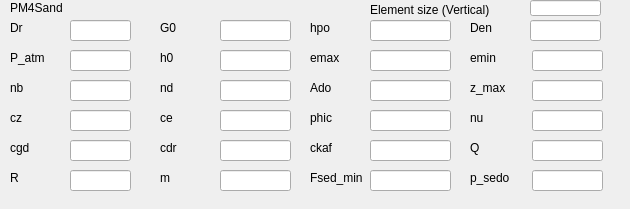
This is UI/PM4Sand.ui in NHERI-SimCenter/s3hark as Qt 5 draws it before an edit. The edited form follows.
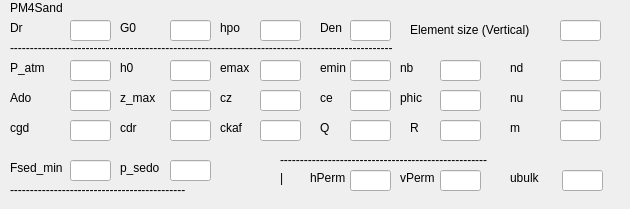
This is the edited form.

```diff
--- a/UI/PM4Sand.ui
+++ b/UI/PM4Sand.ui
@@ -31,7 +31,7 @@
     <rect>
      <x>10</x>
      <y>20</y>
-     <width>59</width>
+     <width>31</width>
      <height>16</height>
     </rect>
    </property>
@@ -43,8 +43,8 @@
    <property name="geometry">
     <rect>
      <x>10</x>
-     <y>50</y>
-     <width>59</width>
+     <y>60</y>
+     <width>41</width>
      <height>16</height>
     </rect>
    </property>
@@ -55,9 +55,9 @@
   <widget class="QLabel" name="label_4">
    <property name="geometry">
     <rect>
-     <x>10</x>
-     <y>80</y>
-     <width>59</width>
+     <x>400</x>
+     <y>60</y>
+     <width>31</width>
      <height>16</height>
     </rect>
    </property>
@@ -68,9 +68,9 @@
   <widget class="QLabel" name="label_5">
    <property name="geometry">
     <rect>
-     <x>10</x>
-     <y>110</y>
-     <width>59</width>
+     <x>220</x>
+     <y>90</y>
+     <width>31</width>
      <height>16</height>
     </rect>
    </property>
@@ -82,8 +82,8 @@
    <property name="geometry">
     <rect>
      <x>10</x>
-     <y>140</y>
-     <width>59</width>
+     <y>120</y>
+     <width>31</width>
      <height>16</height>
     </rect>
    </property>
@@ -94,9 +94,9 @@
   <widget class="QLabel" name="label_7">
    <property name="geometry">
     <rect>
-     <x>10</x>
-     <y>170</y>
-     <width>59</width>
+     <x>410</x>
+     <y>120</y>
+     <width>21</width>
      <height>16</height>
     </rect>
    </property>
@@ -107,9 +107,9 @@
   <widget class="QLabel" name="label_8">
    <property name="geometry">
     <rect>
-     <x>160</x>
+     <x>120</x>
      <y>20</y>
-     <width>59</width>
+     <width>21</width>
      <height>16</height>
     </rect>
    </property>
@@ -120,9 +120,9 @@
   <widget class="QLabel" name="label_9">
    <property name="geometry">
     <rect>
-     <x>310</x>
+     <x>220</x>
      <y>20</y>
-     <width>59</width>
+     <width>31</width>
      <height>16</height>
     </rect>
    </property>
@@ -133,9 +133,9 @@
   <widget class="QLabel" name="label_10">
    <property name="geometry">
     <rect>
-     <x>470</x>
+     <x>320</x>
      <y>20</y>
-     <width>59</width>
+     <width>31</width>
      <height>16</height>
     </rect>
    </property>
@@ -148,7 +148,7 @@
     <rect>
      <x>70</x>
      <y>20</y>
-     <width>61</width>
+     <width>41</width>
      <height>21</height>
     </rect>
    </property>
@@ -156,9 +156,9 @@
   <widget class="QLineEdit" name="G0">
    <property name="geometry">
     <rect>
-     <x>220</x>
+     <x>170</x>
      <y>20</y>
-     <width>71</width>
+     <width>41</width>
      <height>21</height>
     </rect>
    </property>
@@ -166,9 +166,9 @@
   <widget class="QLineEdit" name="hpo">
    <property name="geometry">
     <rect>
-     <x>370</x>
+     <x>260</x>
      <y>20</y>
-     <width>81</width>
+     <width>41</width>
      <height>21</height>
     </rect>
    </property>
@@ -176,9 +176,9 @@
   <widget class="QLineEdit" name="Den">
    <property name="geometry">
     <rect>
-     <x>530</x>
+     <x>350</x>
      <y>20</y>
-     <width>71</width>
+     <width>41</width>
      <height>21</height>
     </rect>
    </property>
@@ -186,9 +186,9 @@
   <widget class="QLabel" name="label_11">
    <property name="geometry">
     <rect>
-     <x>160</x>
-     <y>50</y>
-     <width>59</width>
+     <x>120</x>
+     <y>60</y>
+     <width>21</width>
      <height>16</height>
     </rect>
    </property>
@@ -199,9 +199,9 @@
   <widget class="QLabel" name="label_12">
    <property name="geometry">
     <rect>
-     <x>160</x>
-     <y>80</y>
-     <width>59</width>
+     <x>510</x>
+     <y>60</y>
+     <width>31</width>
      <height>16</height>
     </rect>
    </property>
@@ -212,9 +212,9 @@
   <widget class="QLabel" name="label_13">
    <property name="geometry">
     <rect>
-     <x>160</x>
-     <y>110</y>
-     <width>59</width>
+     <x>320</x>
+     <y>90</y>
+     <width>31</width>
      <height>16</height>
     </rect>
    </property>
@@ -225,9 +225,9 @@
   <widget class="QLabel" name="label_14">
    <property name="geometry">
     <rect>
-     <x>160</x>
-     <y>140</y>
-     <width>59</width>
+     <x>120</x>
+     <y>120</y>
+     <width>21</width>
      <height>16</height>
     </rect>
    </property>
@@ -238,9 +238,9 @@
   <widget class="QLabel" name="label_15">
    <property name="geometry">
     <rect>
-     <x>160</x>
-     <y>170</y>
-     <width>59</width>
+     <x>510</x>
+     <y>120</y>
+     <width>31</width>
      <height>16</height>
     </rect>
    </property>
@@ -251,9 +251,9 @@
   <widget class="QLabel" name="label_16">
    <property name="geometry">
     <rect>
-     <x>310</x>
-     <y>50</y>
-     <width>59</width>
+     <x>220</x>
+     <y>60</y>
+     <width>41</width>
      <height>16</height>
     </rect>
    </property>
@@ -264,9 +264,9 @@
   <widget class="QLabel" name="label_17">
    <property name="geometry">
     <rect>
-     <x>310</x>
-     <y>80</y>
-     <width>59</width>
+     <x>10</x>
+     <y>90</y>
+     <width>41</width>
      <height>16</height>
     </rect>
    </property>
@@ -277,9 +277,9 @@
   <widget class="QLabel" name="label_18">
    <property name="geometry">
     <rect>
-     <x>310</x>
-     <y>110</y>
-     <width>59</width>
+     <x>400</x>
+     <y>90</y>
+     <width>31</width>
      <height>16</height>
     </rect>
    </property>
@@ -290,9 +290,9 @@
   <widget class="QLabel" name="label_19">
    <property name="geometry">
     <rect>
-     <x>310</x>
-     <y>140</y>
-     <width>59</width>
+     <x>220</x>
+     <y>120</y>
+     <width>31</width>
      <height>16</height>
     </rect>
    </property>
@@ -303,8 +303,8 @@
   <widget class="QLabel" name="label_20">
    <property name="geometry">
     <rect>
-     <x>310</x>
-     <y>170</y>
+     <x>10</x>
+     <y>160</y>
      <width>59</width>
      <height>16</height>
     </rect>
@@ -316,9 +316,9 @@
   <widget class="QLabel" name="label_21">
    <property name="geometry">
     <rect>
-     <x>470</x>
-     <y>50</y>
-     <width>59</width>
+     <x>320</x>
+     <y>60</y>
+     <width>31</width>
      <height>16</height>
     </rect>
    </property>
@@ -329,9 +329,9 @@
   <widget class="QLabel" name="label_22">
    <property name="geometry">
     <rect>
-     <x>470</x>
-     <y>80</y>
-     <width>59</width>
+     <x>120</x>
+     <y>90</y>
+     <width>41</width>
      <height>16</height>
     </rect>
    </property>
@@ -342,9 +342,9 @@
   <widget class="QLabel" name="label_23">
    <property name="geometry">
     <rect>
-     <x>470</x>
-     <y>110</y>
-     <width>59</width>
+     <x>510</x>
+     <y>90</y>
+     <width>21</width>
      <height>16</height>
     </rect>
    </property>
@@ -355,9 +355,9 @@
   <widget class="QLabel" name="label_24">
    <property name="geometry">
     <rect>
-     <x>470</x>
-     <y>140</y>
-     <width>59</width>
+     <x>320</x>
+     <y>120</y>
+     <width>31</width>
      <height>16</height>
     </rect>
    </property>
@@ -368,8 +368,8 @@
   <widget class="QLabel" name="label_25">
    <property name="geometry">
     <rect>
-     <x>470</x>
-     <y>170</y>
+     <x>120</x>
+     <y>160</y>
      <width>59</width>
      <height>16</height>
     </rect>
@@ -382,8 +382,8 @@
    <property name="geometry">
     <rect>
      <x>70</x>
-     <y>50</y>
-     <width>61</width>
+     <y>60</y>
+     <width>41</width>
      <height>21</height>
     </rect>
    </property>
@@ -391,9 +391,9 @@
   <widget class="QLineEdit" name="nb">
    <property name="geometry">
     <rect>
-     <x>70</x>
-     <y>80</y>
-     <width>61</width>
+     <x>440</x>
+     <y>60</y>
+     <width>41</width>
      <height>21</height>
     </rect>
    </property>
@@ -401,9 +401,9 @@
   <widget class="QLineEdit" name="cz">
    <property name="geometry">
     <rect>
-     <x>70</x>
-     <y>110</y>
-     <width>61</width>
+     <x>260</x>
+     <y>90</y>
+     <width>41</width>
      <height>21</height>
     </rect>
    </property>
@@ -412,8 +412,8 @@
    <property name="geometry">
     <rect>
      <x>70</x>
-     <y>140</y>
-     <width>61</width>
+     <y>120</y>
+     <width>41</width>
      <height>21</height>
     </rect>
    </property>
@@ -421,9 +421,9 @@
   <widget class="QLineEdit" name="R">
    <property name="geometry">
     <rect>
-     <x>70</x>
-     <y>170</y>
-     <width>61</width>
+     <x>440</x>
+     <y>120</y>
+     <width>41</width>
      <height>21</height>
     </rect>
    </property>
@@ -431,9 +431,9 @@
   <widget class="QLineEdit" name="h0">
    <property name="geometry">
     <rect>
-     <x>220</x>
-     <y>50</y>
-     <width>71</width>
+     <x>170</x>
+     <y>60</y>
+     <width>41</width>
      <height>21</height>
     </rect>
    </property>
@@ -441,9 +441,9 @@
   <widget class="QLineEdit" name="nd">
    <property name="geometry">
     <rect>
-     <x>220</x>
-     <y>80</y>
-     <width>71</width>
+     <x>560</x>
+     <y>60</y>
+     <width>41</width>
      <height>21</height>
     </rect>
    </property>
@@ -451,9 +451,9 @@
   <widget class="QLineEdit" name="ce">
    <property name="geometry">
     <rect>
-     <x>220</x>
-     <y>110</y>
-     <width>71</width>
+     <x>350</x>
+     <y>90</y>
+     <width>41</width>
      <height>21</height>
     </rect>
    </property>
@@ -461,9 +461,9 @@
   <widget class="QLineEdit" name="cdr">
    <property name="geometry">
     <rect>
-     <x>220</x>
-     <y>140</y>
-     <width>71</width>
+     <x>170</x>
+     <y>120</y>
+     <width>41</width>
      <height>21</height>
     </rect>
    </property>
@@ -471,9 +471,9 @@
   <widget class="QLineEdit" name="m">
    <property name="geometry">
     <rect>
-     <x>220</x>
-     <y>170</y>
-     <width>71</width>
+     <x>560</x>
+     <y>120</y>
+     <width>41</width>
      <height>21</height>
     </rect>
    </property>
@@ -481,9 +481,9 @@
   <widget class="QLineEdit" name="emax">
    <property name="geometry">
     <rect>
-     <x>370</x>
-     <y>50</y>
-     <width>81</width>
+     <x>260</x>
+     <y>60</y>
+     <width>41</width>
      <height>21</height>
     </rect>
    </property>
@@ -491,9 +491,9 @@
   <widget class="QLineEdit" name="Ado">
    <property name="geometry">
     <rect>
-     <x>370</x>
-     <y>80</y>
-     <width>81</width>
+     <x>70</x>
+     <y>90</y>
+     <width>41</width>
      <height>21</height>
     </rect>
    </property>
@@ -501,9 +501,9 @@
   <widget class="QLineEdit" name="phic">
    <property name="geometry">
     <rect>
-     <x>370</x>
-     <y>110</y>
-     <width>81</width>
+     <x>440</x>
+     <y>90</y>
+     <width>41</width>
      <height>21</height>
     </rect>
    </property>
@@ -511,9 +511,9 @@
   <widget class="QLineEdit" name="ckaf">
    <property name="geometry">
     <rect>
-     <x>370</x>
-     <y>140</y>
-     <width>81</width>
+     <x>260</x>
+     <y>120</y>
+     <width>41</width>
      <height>21</height>
     </rect>
    </property>
@@ -521,9 +521,9 @@
   <widget class="QLineEdit" name="Fsed_min">
    <property name="geometry">
     <rect>
-     <x>370</x>
-     <y>170</y>
-     <width>81</width>
+     <x>70</x>
+     <y>160</y>
+     <width>41</width>
      <height>21</height>
     </rect>
    </property>
@@ -531,9 +531,9 @@
   <widget class="QLineEdit" name="emin">
    <property name="geometry">
     <rect>
-     <x>532</x>
-     <y>50</y>
-     <width>71</width>
+     <x>350</x>
+     <y>60</y>
+     <width>41</width>
      <height>21</height>
     </rect>
    </property>
@@ -541,9 +541,9 @@
   <widget class="QLineEdit" name="z_max">
    <property name="geometry">
     <rect>
-     <x>532</x>
-     <y>80</y>
-     <width>71</width>
+     <x>170</x>
+     <y>90</y>
+     <width>41</width>
      <height>21</height>
     </rect>
    </property>
@@ -551,9 +551,9 @@
   <widget class="QLineEdit" name="nu">
    <property name="geometry">
     <rect>
-     <x>532</x>
-     <y>110</y>
-     <width>71</width>
+     <x>560</x>
+     <y>90</y>
+     <width>41</width>
      <height>21</height>
     </rect>
    </property>
@@ -561,9 +561,9 @@
   <widget class="QLineEdit" name="Q">
    <property name="geometry">
     <rect>
-     <x>532</x>
-     <y>140</y>
-     <width>71</width>
+     <x>350</x>
+     <y>120</y>
+     <width>41</width>
      <height>21</height>
     </rect>
    </property>
@@ -571,9 +571,9 @@
   <widget class="QLineEdit" name="p_sedo">
    <property name="geometry">
     <rect>
-     <x>532</x>
-     <y>170</y>
-     <width>71</width>
+     <x>170</x>
+     <y>160</y>
+     <width>41</width>
      <height>21</height>
     </rect>
    </property>
@@ -581,9 +581,9 @@
   <widget class="QLabel" name="label_26">
    <property name="geometry">
     <rect>
-     <x>370</x>
-     <y>0</y>
-     <width>161</width>
+     <x>410</x>
+     <y>20</y>
+     <width>141</width>
      <height>20</height>
     </rect>
    </property>
@@ -594,11 +594,132 @@
   <widget class="QLineEdit" name="eSize">
    <property name="geometry">
     <rect>
-     <x>530</x>
-     <y>0</y>
-     <width>71</width>
+     <x>560</x>
+     <y>20</y>
+     <width>41</width>
+     <height>21</height>
+    </rect>
+   </property>
+  </widget>
+  <widget class="QLabel" name="label_28">
+   <property name="geometry">
+    <rect>
+     <x>310</x>
+     <y>170</y>
+     <width>41</width>
      <height>16</height>
     </rect>
+   </property>
+   <property name="text">
+    <string>hPerm</string>
+   </property>
+  </widget>
+  <widget class="QLabel" name="label_29">
+   <property name="geometry">
+    <rect>
+     <x>400</x>
+     <y>170</y>
+     <width>41</width>
+     <height>16</height>
+    </rect>
+   </property>
+   <property name="text">
+    <string>vPerm</string>
+   </property>
+  </widget>
+  <widget class="QLabel" name="label_32">
+   <property name="geometry">
+    <rect>
+     <x>510</x>
+     <y>170</y>
+     <width>41</width>
+     <height>16</height>
+    </rect>
+   </property>
+   <property name="text">
+    <string>ubulk</string>
+   </property>
+  </widget>
+  <widget class="QLineEdit" name="hPerm">
+   <property name="geometry">
+    <rect>
+     <x>350</x>
+     <y>170</y>
+     <width>41</width>
+     <height>21</height>
+    </rect>
+   </property>
+  </widget>
+  <widget class="QLineEdit" name="vPerm">
+   <property name="geometry">
+    <rect>
+     <x>440</x>
+     <y>170</y>
+     <width>41</width>
+     <height>21</height>
+    </rect>
+   </property>
+  </widget>
+  <widget class="QLineEdit" name="uBulk">
+   <property name="geometry">
+    <rect>
+     <x>562</x>
+     <y>170</y>
+     <width>41</width>
+     <height>21</height>
+    </rect>
+   </property>
+  </widget>
+  <widget class="QLabel" name="label_27">
+   <property name="geometry">
+    <rect>
+     <x>10</x>
+     <y>40</y>
+     <width>591</width>
+     <height>16</height>
+    </rect>
+   </property>
+   <property name="text">
+    <string>------------------------------------------------------------------------------------------------</string>
+   </property>
+  </widget>
+  <widget class="QLabel" name="label_31">
+   <property name="geometry">
+    <rect>
+     <x>280</x>
+     <y>170</y>
+     <width>21</width>
+     <height>16</height>
+    </rect>
+   </property>
+   <property name="text">
+    <string>|</string>
+   </property>
+  </widget>
+  <widget class="QLabel" name="label_34">
+   <property name="geometry">
+    <rect>
+     <x>280</x>
+     <y>150</y>
+     <width>351</width>
+     <height>20</height>
+    </rect>
+   </property>
+   <property name="text">
+    <string>----------------------------------------------------</string>
+   </property>
+  </widget>
+  <widget class="QLabel" name="label_35">
+   <property name="geometry">
+    <rect>
+     <x>10</x>
+     <y>180</y>
+     <width>321</width>
+     <height>20</height>
+    </rect>
+   </property>
+   <property name="text">
+    <string>--------------------------------------------</string>
    </property>
   </widget>
  </widget>
```
